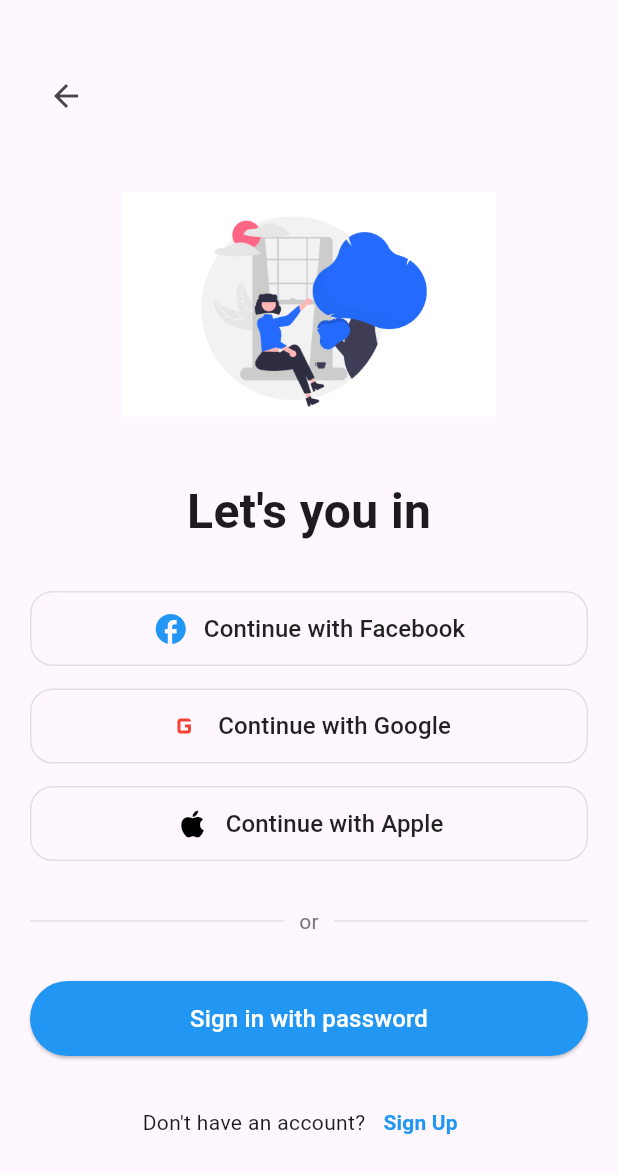
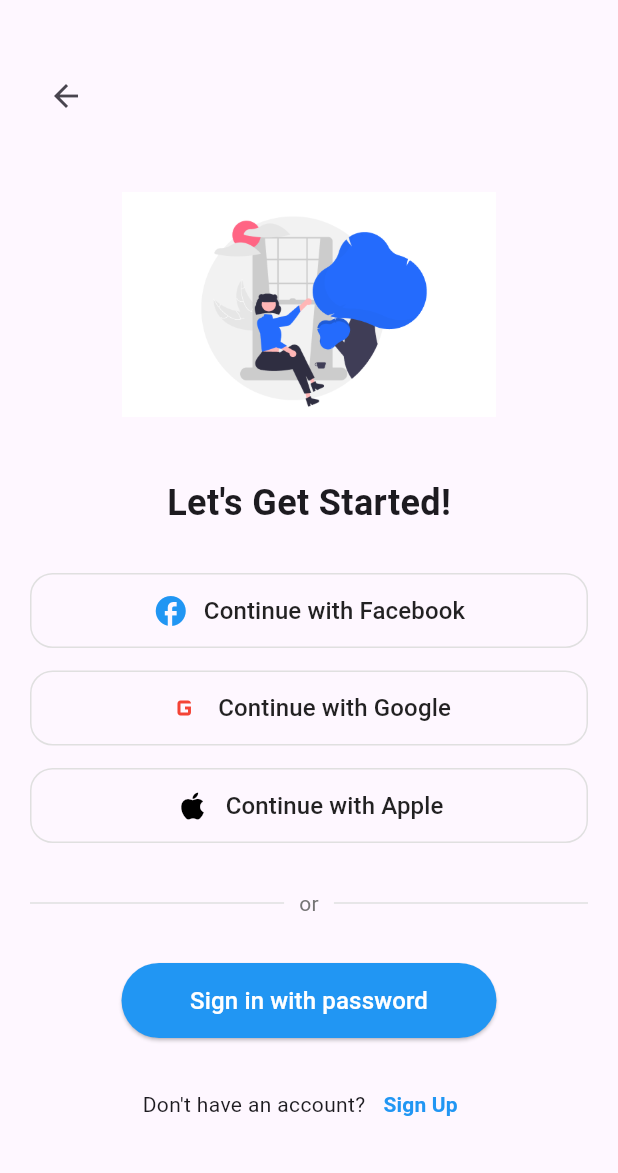
Before and after one commit to careconnect-org/careconnect_mobile, a Flutter app: the LetsYouInScreen screen opened directly, on a phone screen of 412 x 824 dp. Shown: the top 1173 px of the screen. Run offline on Flutter 3.47's test engine with Material 3 defaults, Android fonts, the phone set to English and light mode, and no system bars.

Commit message:
Updated the login and signup

```diff
--- a/lib/createaccount_screen.dart
+++ b/lib/createaccount_screen.dart
@@ -120,7 +120,7 @@ class _CreateNewAccountScreenState extends State<CreateNewAccountScreen> {
                 // Title
                 const Center(
                   child: Text(
-                    'Create New Account',
+                    'Create Account',
                     style: TextStyle(
                       fontSize: 24,
                       fontWeight: FontWeight.bold,
@@ -128,7 +128,7 @@ class _CreateNewAccountScreenState extends State<CreateNewAccountScreen> {
                   ),
                 ),
 
-                const SizedBox(height: 30),
+                const SizedBox(height: 60),
 
                 // Form
                 Form(
@@ -237,7 +237,7 @@ class _CreateNewAccountScreenState extends State<CreateNewAccountScreen> {
                               onPressed: _signUp,
                               style: ElevatedButton.styleFrom(
                                 backgroundColor: Colors.blue,
-                                minimumSize: const Size(double.infinity, 50),
+                                minimumSize: const Size(250, 50),
                                 shape: RoundedRectangleBorder(
                                   borderRadius: BorderRadius.circular(25),
                                 ),
--- a/lib/letsign_in.dart
+++ b/lib/letsign_in.dart
@@ -38,9 +38,9 @@ class LetsYouInScreen extends StatelessWidget {
 
               // Title
               const Text(
-                'Let\'s you in',
+                'Let\'s Get Started!',
                 style: TextStyle(
-                  fontSize: 32,
+                  fontSize: 24,
                   fontWeight: FontWeight.bold,
                 ),
               ),
@@ -101,11 +101,15 @@ class LetsYouInScreen extends StatelessWidget {
               // Sign in with password button
               ElevatedButton(
                 onPressed: () {
-                  LoginScreen();
+                   Navigator.of(context).pushReplacement(
+                          MaterialPageRoute(
+                            builder: (context) => const LoginScreen(),
+                          ),
+                        );
                 },
                 style: ElevatedButton.styleFrom(
                   backgroundColor: Colors.blue,
-                  minimumSize: const Size(double.infinity, 50),
+                  minimumSize: const Size(250, 50),
                   shape: RoundedRectangleBorder(
                     borderRadius: BorderRadius.circular(25),
                   ),
--- a/lib/login-screen.dart
+++ b/lib/login-screen.dart
@@ -118,7 +118,7 @@ class _LoginScreenState extends State<LoginScreen> {
                   ),
                 ),
 
-                const SizedBox(height: 30),
+                const SizedBox(height: 70),
 
                 // Form
                 Form(
@@ -242,7 +242,7 @@ class _LoginScreenState extends State<LoginScreen> {
             onPressed: _login,
             style: ElevatedButton.styleFrom(
               backgroundColor: Colors.blue,
-              minimumSize: const Size(double.infinity, 50),
+              minimumSize: const Size(250, 50),
               shape: RoundedRectangleBorder(
                 borderRadius: BorderRadius.circular(25),
               ),
```
Also changed, not shown: lib/welcome_screen.dart (+4 -4 lines).
